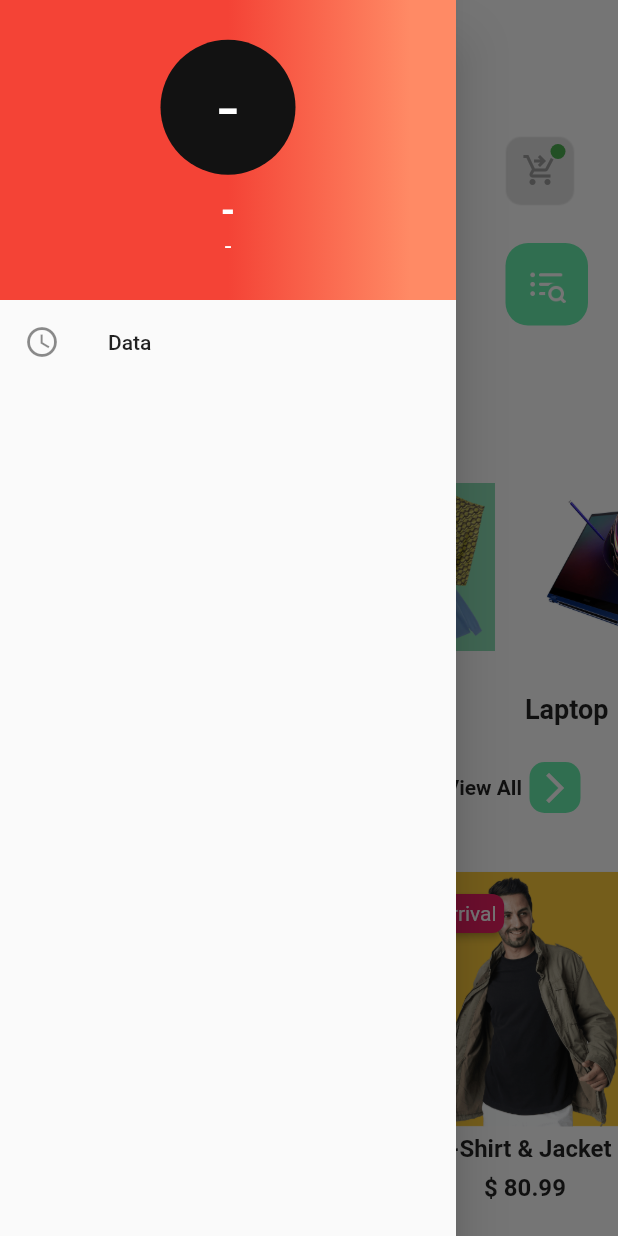
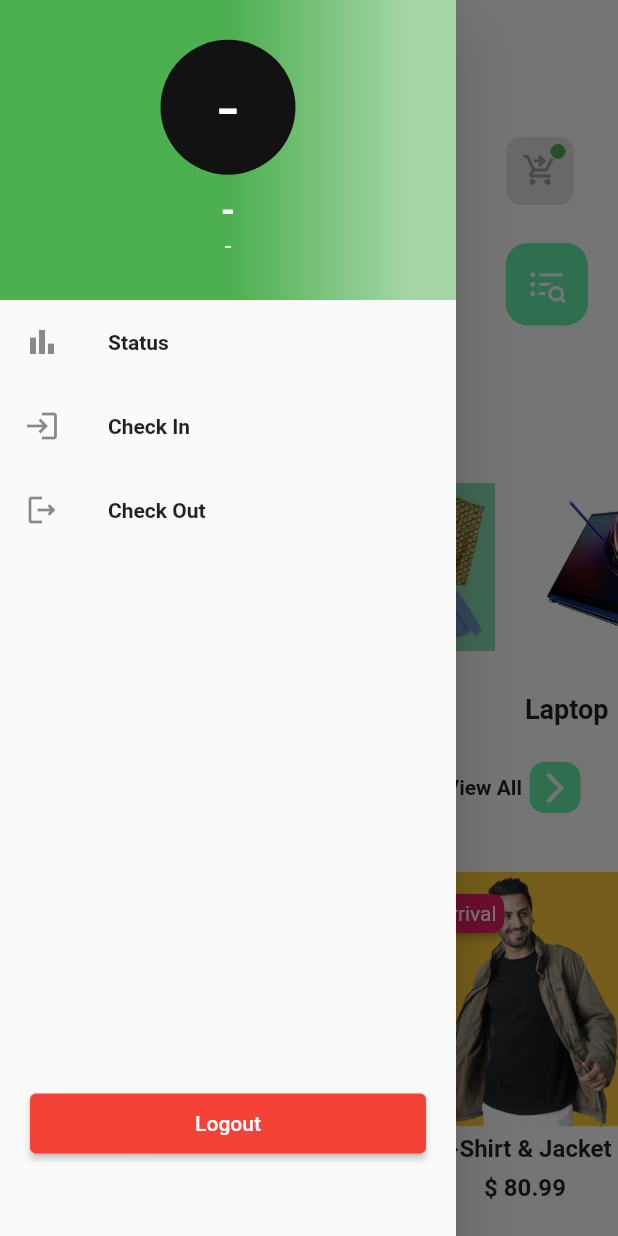
Before and after one commit to Andrew-Hardianto/ecome_app, a Flutter app: the HomeScreeen screen opened directly, with the side drawer open, on a phone screen of 412 x 824 dp. Run offline on Flutter 3.47's test engine with Material 2 defaults, Android fonts, the phone set to English and light mode, and no system bars; drawn by our look-alikes of badges; our stand-ins replace flutter_secure_storage, image_picker; missing offline and left inert: encrypt, flutter_jailbreak_detection, jwt_decode_full; accounts and stored records are empty.

Commit message:
sidemenu

```diff
--- /dev/null
+++ b/lib/models/menulist.dart
@@ -0,0 +1,13 @@
+import 'package:flutter/material.dart';
+
+class MenuList {
+  final Icon menuIcon;
+  final String name;
+  final String url;
+
+  MenuList({
+    required this.menuIcon,
+    required this.name,
+    required this.url,
+  });
+}
--- a/lib/provider/theme_provider.dart
+++ b/lib/provider/theme_provider.dart
@@ -27,6 +27,7 @@ class MyTheme {
     cardColor: '#121212'.toColor(),
     iconTheme: IconThemeData(color: Colors.white),
     shadowColor: Colors.white,
+    backgroundColor: '#121212'.toColor(),
   );
 
   static final lightTheme = ThemeData(
@@ -36,5 +37,6 @@ class MyTheme {
     colorScheme: ColorScheme.light(),
     cardColor: Colors.white,
     iconTheme: IconThemeData(color: Colors.black),
+    backgroundColor: Colors.white,
   );
 }
--- a/lib/router.dart
+++ b/lib/router.dart
@@ -1,3 +1,4 @@
+import 'package:ecome_app/views/screen/checkinout/checkinout_screen.dart';
 import 'package:flutter/material.dart';
 import 'package:ecome_app/views/screen/changepassword/change_password_screen.dart';
 
@@ -7,6 +8,11 @@ Route<dynamic> generateRoute(RouteSettings routeSettings) {
       return MaterialPageRoute(
         settings: routeSettings,
         builder: (_) => const ChangePasswordScreen(),
+      );
+    case CheckinoutScreen.routeName:
+      return MaterialPageRoute(
+        settings: routeSettings,
+        builder: (_) => const CheckinoutScreen(),
       );
     default:
       return MaterialPageRoute(
--- a/lib/views/screen/widget/Sidemenu/sidemenu.dart
+++ b/lib/views/screen/widget/Sidemenu/sidemenu.dart
@@ -1,5 +1,6 @@
 import 'package:ecome_app/provider/user_provider.dart';
 import 'package:ecome_app/views/screen/home/home_service.dart';
+import 'package:ecome_app/views/screen/widget/Sidemenu/sidemenu_service.dart';
 import 'package:flutter/material.dart';
 import 'package:provider/provider.dart';
 import 'package:ecome_app/utils/extension.dart';
@@ -7,6 +8,7 @@ import 'package:ecome_app/utils/extension.dart';
 class SidemenuNavigation extends StatelessWidget {
   // const SidemenuNavigation({Key? key}) : super(key: key);
   final homeService = HomeService();
+  final sidemenuService = SidemenuService();
 
   @override
   Widget build(BuildContext context) {
@@ -19,7 +21,7 @@ class SidemenuNavigation extends StatelessWidget {
             height: 200,
             decoration: BoxDecoration(
               gradient: LinearGradient(
-                colors: [Colors.red, Colors.deepOrange.shade300],
+                colors: [Colors.green, Colors.green.shade200],
                 begin: Alignment.centerLeft,
                 end: Alignment.centerRight,
                 stops: [0.5, 0.9],
@@ -37,11 +39,10 @@ class SidemenuNavigation extends StatelessWidget {
                         ? CircleAvatar(
                             backgroundColor: Colors.white70,
                             minRadius: 60.0,
-                            child: CircleAvatar(
-                              radius: 50.0,
-                              backgroundImage:
-                                  NetworkImage(user.profilePicture!),
-                            ),
+                            backgroundImage: NetworkImage(user.profilePicture!),
+                            // child: CircleAvatar(
+                            //   radius: 50.0,
+                            // ),
                           )
                         : Container(
                             width: 90.0,
@@ -88,18 +89,43 @@ class SidemenuNavigation extends StatelessWidget {
               crossAxisAlignment: CrossAxisAlignment.stretch,
               children: [
                 SizedBox(
-                  height: MediaQuery.of(context).size.height - 270,
-                  child: ListView(children: [
-                    ListTile(
-                      leading: const Icon(Icons.access_time),
-                      title: Text('Data'),
-                      onTap: () {},
-                    ),
-                  ]),
+                  height: MediaQuery.of(context).size.height - 300,
+                  child: ListView(
+                    children: sidemenuService.menuList.map((e) {
+                      return ListTile(
+                        leading: e.menuIcon,
+                        title: Text(
+                          e.name,
+                          style: TextStyle(
+                            fontSize: 14,
+                            fontWeight: FontWeight.w700,
+                          ),
+                        ),
+                        onTap: () {
+                          Navigator.of(context).pushNamed(
+                            e.url,
+                            arguments: {'type': e.name},
+                          );
+                        },
+                      );
+                    }).toList(),
+                  ),
                 )
               ],
             ),
           ),
+          Container(
+            height: 50,
+            padding: const EdgeInsets.symmetric(vertical: 5, horizontal: 20),
+            child: SizedBox(
+              width: double.infinity,
+              child: ElevatedButton(
+                child: Text('Logout'),
+                onPressed: () {},
+                style: ElevatedButton.styleFrom(primary: Colors.red),
+              ),
+            ),
+          )
         ],
       ),
     );
--- /dev/null
+++ b/lib/views/screen/widget/Sidemenu/sidemenu_service.dart
@@ -0,0 +1,23 @@
+import 'package:ecome_app/models/menulist.dart';
+import 'package:ecome_app/views/screen/checkinout/checkinout_screen.dart';
+import 'package:flutter/material.dart';
+
+class SidemenuService {
+  final List<MenuList> menuList = [
+    MenuList(
+      menuIcon: Icon(Icons.bar_chart),
+      name: 'Status',
+      url: '',
+    ),
+    MenuList(
+      menuIcon: Icon(Icons.login_outlined),
+      name: 'Check In',
+      url: CheckinoutScreen.routeName,
+    ),
+    MenuList(
+      menuIcon: Icon(Icons.logout_outlined),
+      name: 'Check Out',
+      url: CheckinoutScreen.routeName,
+    ),
+  ];
+}
```
Also changed, not shown: lib/const.dart (+0 -8 lines), lib/controllers/auth_controllers.dart (+0 -84 lines), lib/main.dart (+0 -9 lines), lib/models/user.dart (+0 -12 lines), lib/views/screen/checkinout/checkinout_screen.dart (added, +47 -0 lines), lib/views/screen/profile/profile_service.dart (+6 -18 lines), pubspec.yaml (+3 -4 lines), lib/views/screen/widget/map/google_map_screen.dart (added), pubspec.lock, 1 other file.
